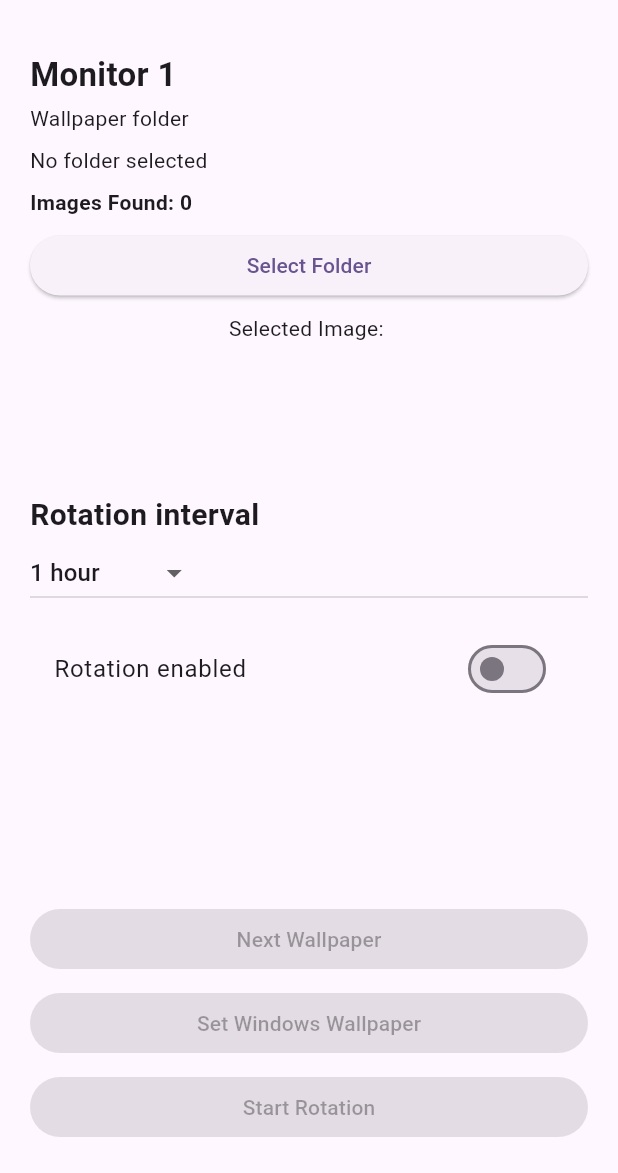
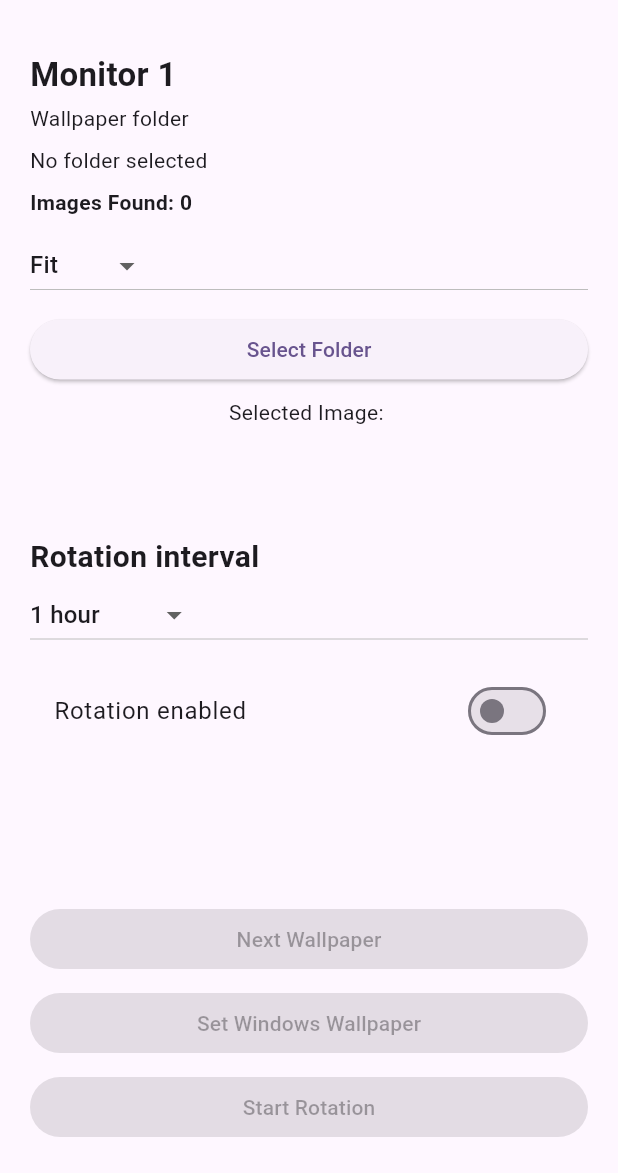
Before and after one commit to OGbilboswagins/wallpaper-rotator, a Flutter app: the screen it shows after launch, after a tap on "Select Folder", on a phone screen of 412 x 824 dp, the part 63-1236 px from its top. Run offline on Flutter 3.47's test engine with Material 3 defaults, Android fonts, the phone set to English and light mode, and no system bars; our stand-ins replace file_picker, shared_preferences; missing offline and left inert: dart:ffi.

Commit message:
Add per-monitor folders and fit modes

```diff
--- a/lib/main.dart
+++ b/lib/main.dart
@@ -128,6 +128,7 @@ void scanFolderForTarget(int targetIndex, String folderPath) {
 Future<void> saveSettings() async {
   await SettingsService.saveSettings(
     targetFolders: targets.map((target) => target.folderPath).toList(),
+    targetFitModes: targets.map((target) => target.fitMode).toList(),
     interval: interval,
     rotationEnabled: rotationEnabled,
   );
@@ -137,11 +138,18 @@ Future<void> loadSettings() async {
   final settings = await SettingsService.loadSettings();
 
   final savedFolders = settings['targetFolders'] as List<String>;
+  final savedFitModes = settings['targetFitModes'] as List<String>;
   final savedInterval = settings['interval'] as String?;
   final savedRotationEnabled = settings['rotationEnabled'] as bool;
 
   setState(() {
     interval = savedInterval ?? '1 hour';
+
+    for (int i = 0; i < savedFitModes.length && i < targets.length; i++) {
+      if (savedFitModes[i].isNotEmpty) {
+        targets[i].fitMode = savedFitModes[i];
+      }
+    }
   });
 
   for (int i = 0; i < savedFolders.length && i < targets.length; i++) {
@@ -204,6 +212,16 @@ void initState() {
                     ? 'No folder selected'
                     : targets[i].folderPath,
                 imageCount: targets[i].files.length,
+                fitMode: targets[i].fitMode,
+                onFitModeChanged: (value) {
+                  if (value == null) return;
+
+                  setState(() {
+                    targets[i].fitMode = value;
+                  });
+
+                  saveSettings();
+                },
                 onSelectFolder: () async {
                   final folderPath = await FilePicker.platform.getDirectoryPath();
 
--- a/lib/models/wallpaper_target.dart
+++ b/lib/models/wallpaper_target.dart
@@ -6,6 +6,7 @@ class WallpaperTarget {
   List<FileSystemEntity> files;
   String selectedImagePath;
   String lastImagePath;
+  String fitMode;
 
   WallpaperTarget({
     required this.name,
@@ -13,5 +14,6 @@ class WallpaperTarget {
     this.files = const [],
     this.selectedImagePath = '',
     this.lastImagePath = '',
+    this.fitMode = 'Fit',
   });
 }
--- a/lib/services/settings_service.dart
+++ b/lib/services/settings_service.dart
@@ -3,12 +3,14 @@ import 'package:shared_preferences/shared_preferences.dart';
 class SettingsService {
   static Future<void> saveSettings({
     required List<String> targetFolders,
+    required List<String> targetFitModes,
     required String interval,
     required bool rotationEnabled,
   }) async {
     final prefs = await SharedPreferences.getInstance();
 
     await prefs.setStringList('targetFolders', targetFolders);
+    await prefs.setStringList('targetFitModes', targetFitModes);
     await prefs.setString('interval', interval);
     await prefs.setBool('rotationEnabled', rotationEnabled);
   }
@@ -18,6 +20,7 @@ class SettingsService {
 
     return {
       'targetFolders': prefs.getStringList('targetFolders') ?? [],
+      'targetFitModes': prefs.getStringList('targetFitModes') ?? [],
       'interval': prefs.getString('interval'),
       'rotationEnabled': prefs.getBool('rotationEnabled') ?? false,
     };
--- a/lib/widgets/folder_section.dart
+++ b/lib/widgets/folder_section.dart
@@ -5,6 +5,8 @@ class FolderSection extends StatelessWidget {
   final String selectedFolder;
   final int imageCount;
   final VoidCallback onSelectFolder;
+  final String fitMode;
+  final ValueChanged<String?> onFitModeChanged;
 
   const FolderSection({
     super.key,
@@ -12,6 +14,8 @@ class FolderSection extends StatelessWidget {
     required this.selectedFolder,
     required this.imageCount,
     required this.onSelectFolder,
+    required this.fitMode,
+    required this.onFitModeChanged,
   });
 
   @override
@@ -46,6 +50,19 @@ class FolderSection extends StatelessWidget {
 
         const SizedBox(height: 8),
 
+        DropdownButton<String>(
+          value: fitMode,
+          items: const [
+            DropdownMenuItem(value: 'Fit', child: Text('Fit')),
+            DropdownMenuItem(value: 'Fill', child: Text('Fill')),
+            DropdownMenuItem(value: 'Stretch', child: Text('Stretch')),
+            DropdownMenuItem(value: 'Center', child: Text('Center')),
+          ],
+          onChanged: onFitModeChanged,
+        ),
+
+        const SizedBox(height: 8),
+
         ElevatedButton(
           onPressed: onSelectFolder,
           child: const Text('Select Folder'),
```
